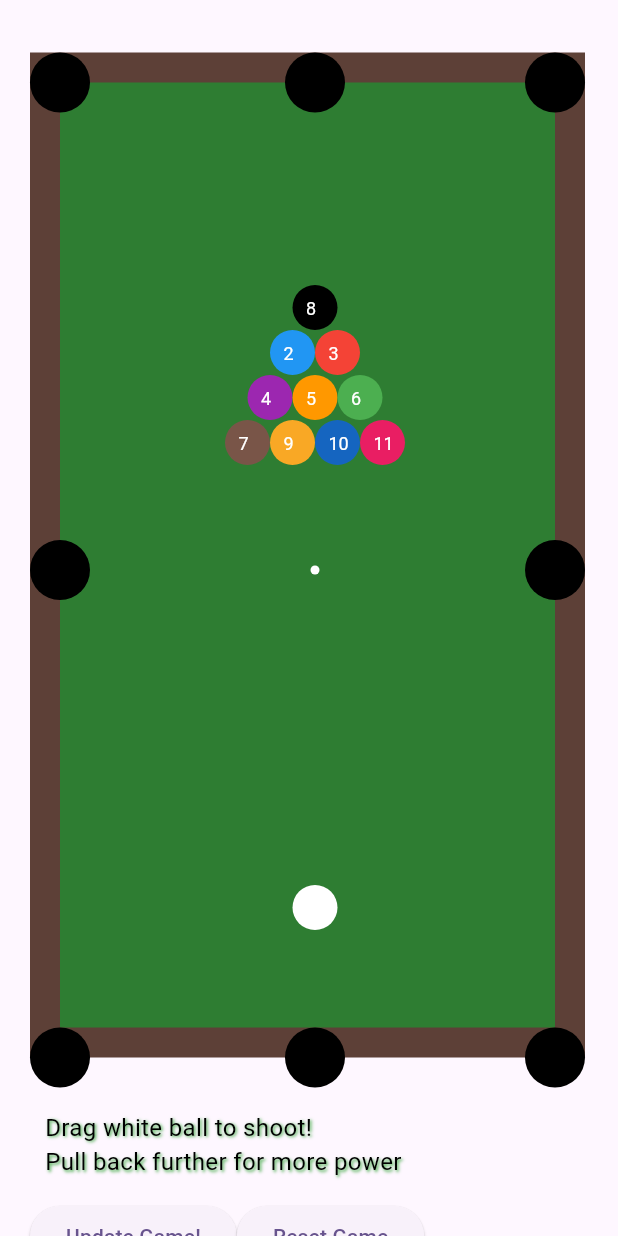
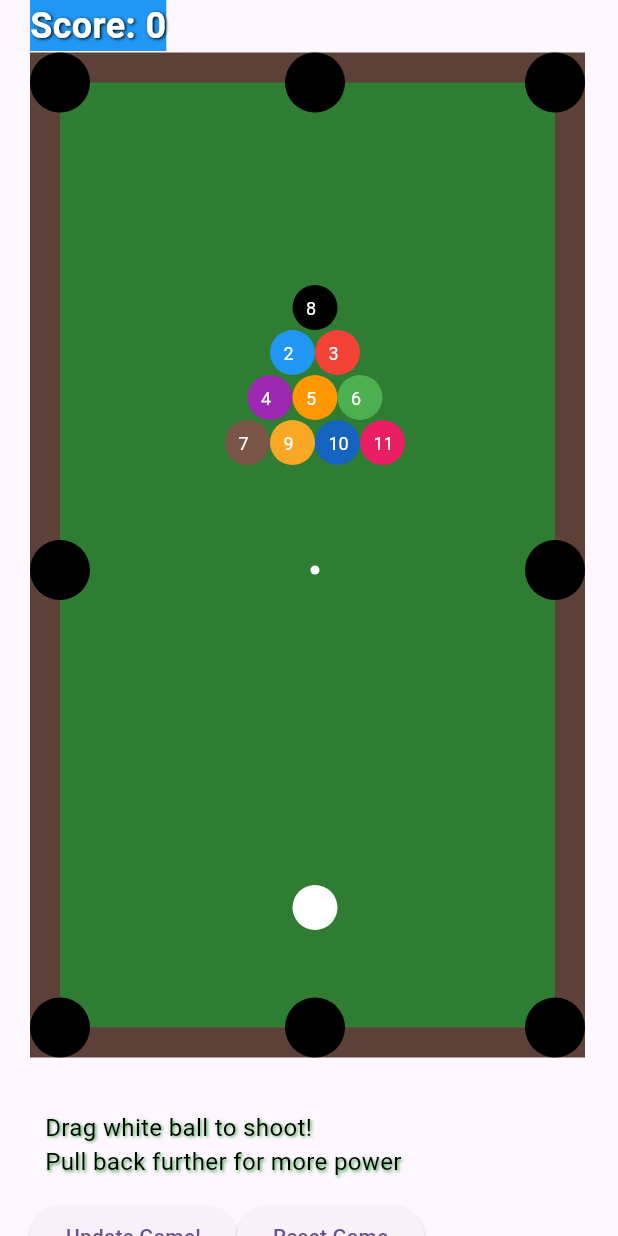
Before and after one commit to johnhcolani/Flutter-Pool, a Flutter app: the screen it shows after launch, on a phone screen of 412 x 824 dp. Run offline on Flutter 3.47's test engine with Material 3 defaults, Android fonts, the phone set to English and light mode, and no system bars; our stand-ins replace audioplayers.

Commit message:
Added Score to the game

```diff
--- a/lib/pool_game.dart
+++ b/lib/pool_game.dart
@@ -10,6 +10,18 @@ class PoolGame extends StatefulWidget {
 }
 
 class _PoolGameState extends State<PoolGame> {
+  int score = 0; // Track the player's score
+// Assign points to each ball
+  int getBallPoints(int ballNumber) {
+    switch (ballNumber) {
+      case 0: // Cue ball (no points)
+        return 0;
+      case 8: // 8-ball (special points)
+        return 50;
+      default: // Other balls (points equal to their number)
+        return ballNumber;
+    }
+  }
   late final AudioPlayer audioPlayer;
   List<Ball> balls = [];
   Offset? cueStickPosition;
@@ -131,9 +143,9 @@ class _PoolGameState extends State<PoolGame> {
 
   void _checkBoundaryCollision(Ball ball) {
     const tableLeft = 65.0,
-        tableRight = 360.0,
+        tableRight = 366.0,
         tableTop = 63.0,
-        tableBottom = 680.0;
+        tableBottom = 665.0;
 
     if (ball.position.dx < tableLeft) {
       ball.position = Offset(tableLeft, ball.position.dy);
@@ -172,6 +184,11 @@ class _PoolGameState extends State<PoolGame> {
       if ((ball.position - pocket).distance < 35) {
         ball.inPocket = true;
         ball.velocity = Offset.zero;
+        setState(() {
+          score += getBallPoints(ball.number);
+        });
+        // Play a sound effect
+        _playPocketSound();
       }
     }
   }
@@ -246,6 +263,28 @@ class _PoolGameState extends State<PoolGame> {
                 ),
               ),
             ),
+            // Score Display
+            Positioned(
+
+              left: 20,
+              child: Container(
+                color: Colors.blue,
+                child: Text(
+                  'Score: $score',
+                  style: TextStyle(
+                    color: Colors.white,
+                    fontSize: 24,
+                    fontWeight: FontWeight.bold,
+                    shadows: [
+                    Shadow(
+                    color: Colors.black,
+                    blurRadius: 2,
+                    offset: Offset(1, 1),
+                    )],
+                  ),
+                ),
+              ),
+            ),
             Positioned(
               top: 740,
               left: 30,
@@ -294,7 +333,13 @@ class _PoolGameState extends State<PoolGame> {
       ),
     );
   }
-
+  void _playPocketSound() async {
+    try {
+      await audioPlayer.play(AssetSource('assets/sounds/pocket_sound.mp3'));
+    } catch (e) {
+      print('Error playing sound: $e');
+    }
+  }
   void _onPanStart(DragStartDetails details) {
     final touchPos = details.localPosition;
     for (var ball in balls) {
@@ -395,10 +440,10 @@ class GamePainter extends CustomPainter {
     final pockets = [
       Offset(50, 50), // Top-left
       Offset(380, 50), // Top-right
-      Offset(50, 700), // Bottom-left
-      Offset(380, 700), // Bottom-right
+      Offset(50, 680), // Bottom-left
+      Offset(380, 680), // Bottom-right
       Offset(220, 50), // Top-middle
-      Offset(220, 700), // Bottom-middle
+      Offset(220, 680), // Bottom-middle
       Offset(50, 375), // Middle-left
       Offset(380, 375), // Middle-right
     ];
```
